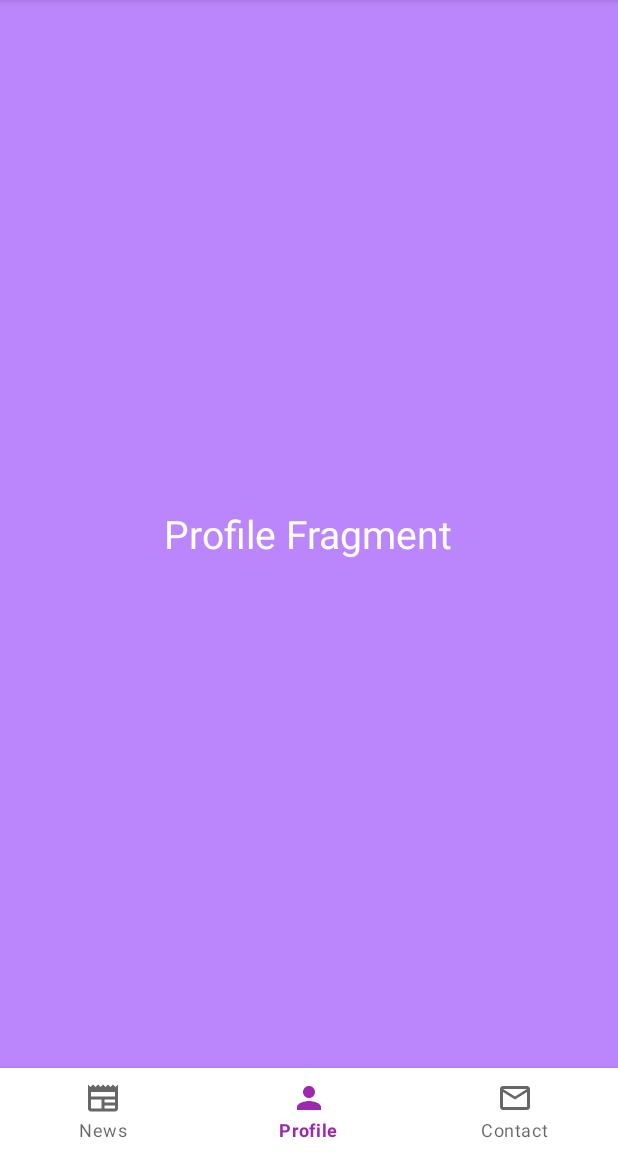
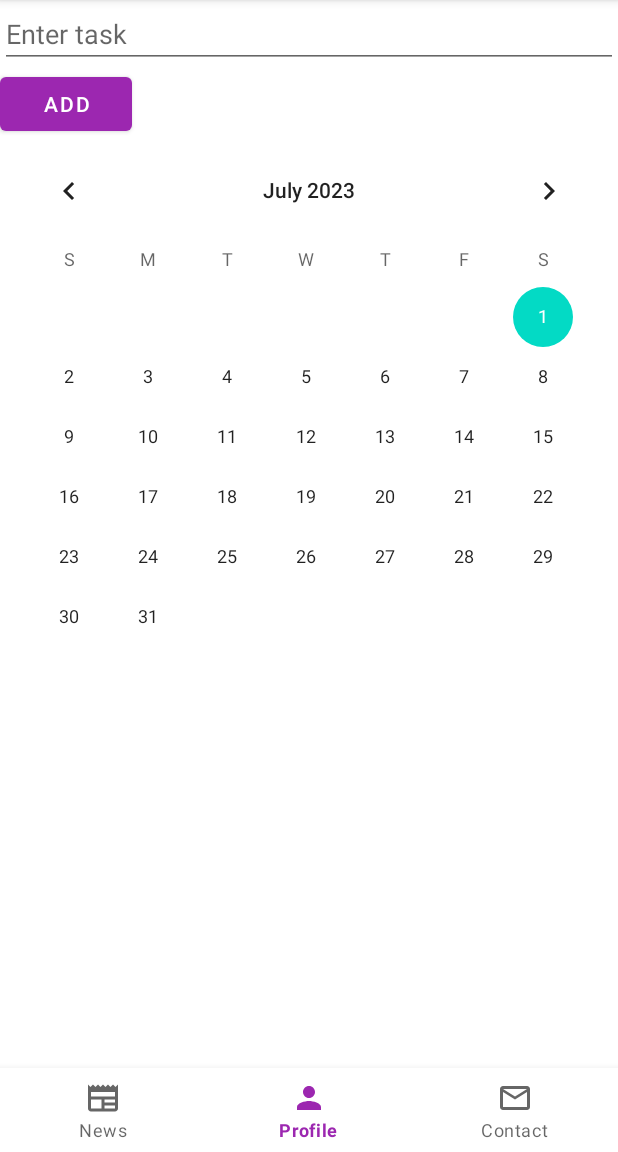
Before and after one commit to KacperMazurWSiZ/NewsFlash, an Android app: the screen it shows after launch (MainActivity), item 2 of the bottom bar chosen, on a phone screen of 412 x 824 dp, the part 84-1236 px from its top. Run offline under Robolectric (Android 15) with nearby library versions, the phone set to English and light mode, and no system bars; our stand-ins replace Volley; network calls fail; pictures from the network do not load.

Commit message:
todo list

```diff
--- a/app/src/main/java/com/example/newsflash/Home.kt
+++ b/app/src/main/java/com/example/newsflash/Home.kt
@@ -41,7 +41,7 @@ class Home : Fragment(), OnNewsClick {
         recyclerView.adapter = mAdaptor
 
         binding.btnEverything.setOnClickListener {
-            fetchnews("https://saurav.tech/NewsAPI/everything/cnn.json")
+            fetchnews("https://saurav.tech/NewsAPI/everything/bbc-news.json")
         }
         binding.btnSport.setOnClickListener {
             fetchnews("https://saurav.tech/NewsAPI/top-headlines/category/sports/in.json")
--- a/app/src/main/java/com/example/newsflash/Profile.kt
+++ b/app/src/main/java/com/example/newsflash/Profile.kt
@@ -1,19 +1,123 @@
 package com.example.newsflash
 
+import android.content.Context
+import android.content.SharedPreferences
 import android.os.Bundle
-import androidx.fragment.app.Fragment
 import android.view.LayoutInflater
 import android.view.View
 import android.view.ViewGroup
+import android.widget.Button
+import android.widget.EditText
+import android.widget.TextView
+import androidx.fragment.app.Fragment
+import androidx.recyclerview.widget.LinearLayoutManager
+import androidx.recyclerview.widget.RecyclerView
 
 class Profile : Fragment() {
+
+    private lateinit var todoList: RecyclerView
+    private lateinit var todoAdapter: TodoAdapter
+    private val todos: MutableList<String> = mutableListOf()
+    private lateinit var sharedPreferences: SharedPreferences
 
     override fun onCreateView(
         inflater: LayoutInflater, container: ViewGroup?,
         savedInstanceState: Bundle?
     ): View? {
         // Inflate the layout for this fragment
-        return inflater.inflate(R.layout.fragment_profile, container, false)
+        val view = inflater.inflate(R.layout.fragment_profile, container, false)
+
+        // Find RecyclerView in the layout
+        todoList = view.findViewById(R.id.todoList)
+
+        // Create and set the layout manager for RecyclerView
+        val layoutManager = LinearLayoutManager(context)
+        todoList.layoutManager = layoutManager
+
+        // Create the adapter for RecyclerView
+        todoAdapter = TodoAdapter(todos)
+        todoList.adapter = todoAdapter
+
+        // Find EditText and Button for adding tasks
+        val taskEditText: EditText = view.findViewById(R.id.taskEditText)
+        val addButton: Button = view.findViewById(R.id.addButton)
+
+        // Initialize SharedPreferences
+        sharedPreferences = requireActivity().getPreferences(Context.MODE_PRIVATE)
+
+        // Load tasks from SharedPreferences
+        loadTasks()
+
+        // Set click listener for the add button
+        addButton.setOnClickListener {
+            val task = taskEditText.text.toString()
+            if (task.isNotEmpty()) {
+                addTask(task)
+                taskEditText.text.clear()
+            }
+        }
+
+        return view
     }
 
+    // Function to add a new task to the list
+    private fun addTask(task: String) {
+        todos.add(task)
+        todoAdapter.notifyItemInserted(todos.size - 1)
+        saveTasks() // Save tasks to SharedPreferences
+    }
+
+    // Function to remove a task from the list
+    fun removeTask(position: Int) {
+        todos.removeAt(position)
+        todoAdapter.notifyItemRemoved(position)
+        saveTasks() // Save tasks to SharedPreferences
+    }
+
+    // Function to save tasks to SharedPreferences
+    private fun saveTasks() {
+        val editor = sharedPreferences.edit()
+        editor.putStringSet("tasks", todos.toSet())
+        editor.apply()
+    }
+
+    // Function to load tasks from SharedPreferences
+    private fun loadTasks() {
+        val taskSet = sharedPreferences.getStringSet("tasks", setOf())
+        todos.addAll(taskSet ?: emptySet())
+        todoAdapter.notifyDataSetChanged()
+    }
+
+    inner class TodoAdapter(private val todos: List<String>) :
+        RecyclerView.Adapter<TodoAdapter.TodoViewHolder>() {
+
+        override fun onCreateViewHolder(parent: ViewGroup, viewType: Int): TodoViewHolder {
+            val view = LayoutInflater.from(parent.context)
+                .inflate(R.layout.item_todo, parent, false)
+            return TodoViewHolder(view)
+        }
+
+        override fun onBindViewHolder(holder: TodoViewHolder, position: Int) {
+            val task = todos[position]
+            holder.bind(task)
+        }
+
+        override fun getItemCount(): Int {
+            return todos.size
+        }
+
+        inner class TodoViewHolder(itemView: View) : RecyclerView.ViewHolder(itemView) {
+            private val todoText: TextView = itemView.findViewById(R.id.todoText)
+            private val deleteButton: Button = itemView.findViewById(R.id.deleteButton)
+
+            fun bind(task: String) {
+                todoText.text = task
+
+                // Set click listener for the delete button
+                deleteButton.setOnClickListener {
+                    removeTask(adapterPosition)
+                }
+            }
+        }
+    }
 }
--- a/app/src/main/res/layout/fragment_profile.xml
+++ b/app/src/main/res/layout/fragment_profile.xml
@@ -1,18 +1,30 @@
-<?xml version="1.0" encoding="utf-8"?>
-<FrameLayout xmlns:android="http://schemas.android.com/apk/res/android"
-    xmlns:tools="http://schemas.android.com/tools"
+<!-- fragment_profile.xml -->
+<LinearLayout
+    xmlns:android="http://schemas.android.com/apk/res/android"
     android:layout_width="match_parent"
     android:layout_height="match_parent"
-    android:background="@color/purple_200"
-    tools:context=".Profile">
+    android:orientation="vertical">
 
-    <!-- TODO: Update blank fragment layout -->
-    <TextView
+    <EditText
+        android:id="@+id/taskEditText"
+        android:layout_width="match_parent"
+        android:layout_height="wrap_content"
+        android:hint="Enter task" />
+
+    <Button
+        android:id="@+id/addButton"
         android:layout_width="wrap_content"
         android:layout_height="wrap_content"
-        android:text="Profile Fragment"
-        android:textColor="@color/white"
-        android:textSize="26dp"
-        android:layout_gravity="center"/>
+        android:text="Add" />
 
-</FrameLayout>
+    <androidx.recyclerview.widget.RecyclerView
+        android:id="@+id/todoList"
+        android:layout_width="match_parent"
+        android:layout_height="wrap_content" />
+
+    <CalendarView
+        android:id="@+id/calendarView"
+        android:layout_width="match_parent"
+        android:layout_height="wrap_content" />
+
+</LinearLayout>
```
Also changed, not shown: app/build.gradle (+7 -0 lines), app/src/main/res/layout/item_todo.xml (added, +20 -0 lines).
